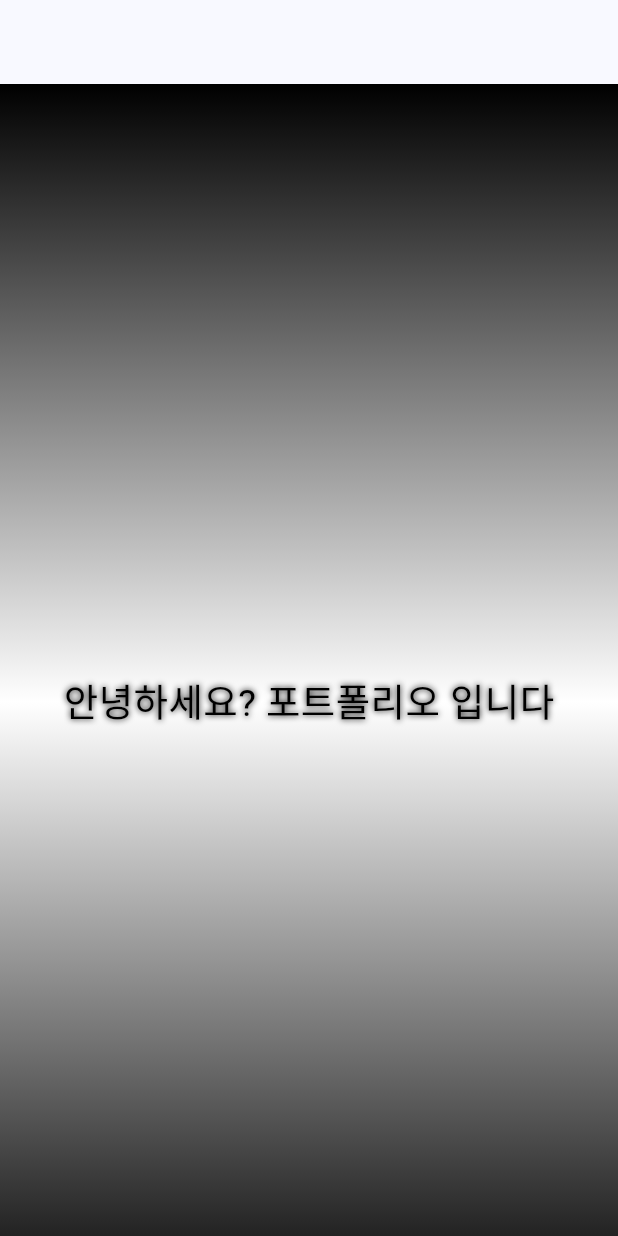
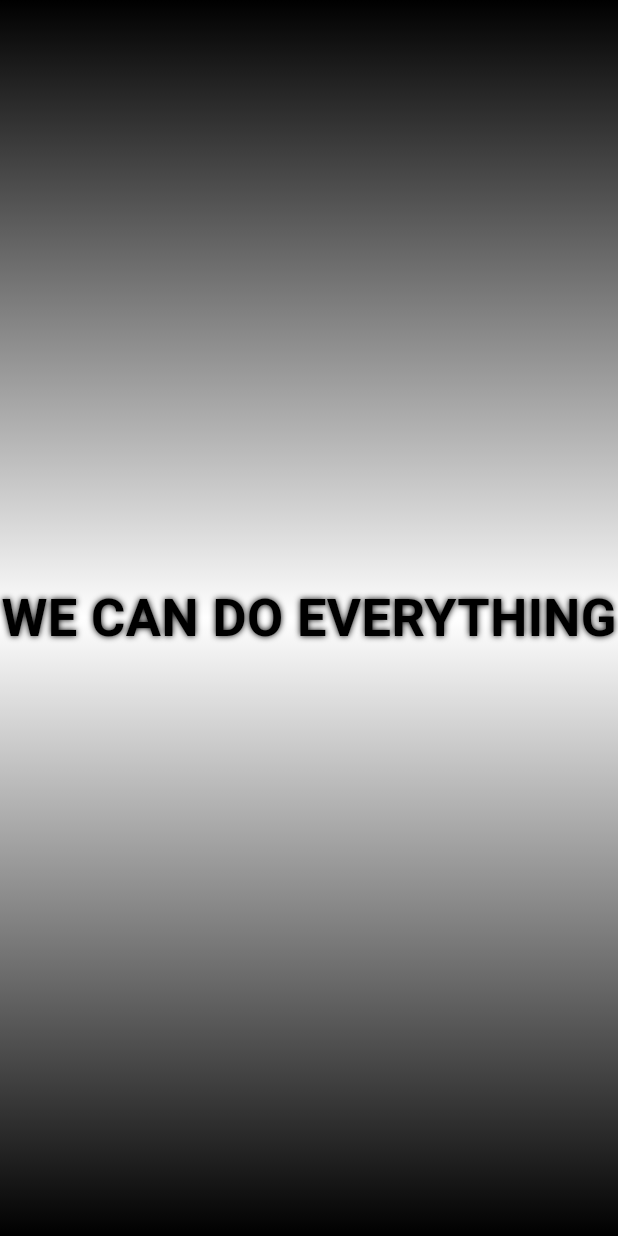
Before and after one commit to k984530/Homepage, a Flutter app: the screen it shows after launch, on a phone screen of 412 x 824 dp. Run offline on Flutter 3.47's test engine with Material 2 defaults, Android fonts, the phone set to English and light mode, and no system bars.

```diff
--- a/lib/Screens/MainScreen.dart
+++ b/lib/Screens/MainScreen.dart
@@ -1,3 +1,5 @@
+import 'dart:ui';
+
 import 'package:flutter/material.dart';
 
 class MainScreen extends StatelessWidget {
@@ -7,7 +9,6 @@ class MainScreen extends StatelessWidget {
   Widget build(BuildContext context) {
     return Scaffold(
         backgroundColor: Colors.deepPurple.shade900,
-        appBar: AppBar(),
         body: SingleChildScrollView(
           child: Column(
             children: [
@@ -34,10 +35,11 @@ class MainScreen extends StatelessWidget {
                         ),
                         alignment: Alignment.center,
                         child: Text(
-                          "안녕하세요? 포트폴리오 입니다",
+                          "WE CAN DO EVERYTHING",
                           style: TextStyle(
                             color: Colors.black,
-                            fontSize: 25,
+                            fontSize: 35,
+                            fontWeight: FontWeight.bold,
                             shadows: [
                               Shadow(
                                 blurRadius: 5,
@@ -49,6 +51,25 @@ class MainScreen extends StatelessWidget {
                         ),
                       ),
                     ),
+                    // Positioned(
+                    //   left: 0,
+                    //   top: 0,
+                    //   bottom: 0,
+                    //   width: 300,
+                    //   child: ClipRect(
+                    //     child: BackdropFilter(
+                    //       filter: ImageFilter.blur(sigmaX: 2, sigmaY: 2),
+                    //       child: Container(
+                    //         decoration: BoxDecoration(
+                    //             color: Colors.white.withOpacity(0.2),
+                    //             border: Border.all(
+                    //               width: 1.5,
+                    //               color: Colors.white.withOpacity(0.2),
+                    //             )),
+                    //       ),
+                    //     ),
+                    //   ),
+                    // ),
                   ],
                 ),
               ),
```
